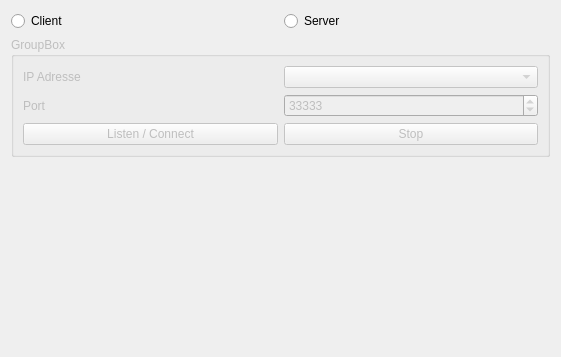
First picture: the form in libRemoteControl/remotecontrolview.ui, repository Ahumbawapa/RemoteTest, before the edit.
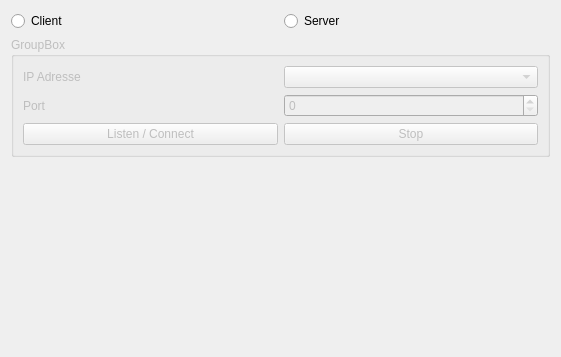
Second picture: the form after the edit.

```diff
--- a/libRemoteControl/remotecontrolview.ui
+++ b/libRemoteControl/remotecontrolview.ui
@@ -99,14 +99,11 @@
            </sizepolicy>
           </property>
           <property name="minimum">
-           <number>30000</number>
+           <number>0</number>
           </property>
           <property name="maximum">
            <number>64000</number>
           </property>
-          <property name="value">
-           <number>33333</number>
-          </property>
          </widget>
         </item>
        </layout>
```
Left out of the diff: 10 changed lines with no effect on the pictures.
